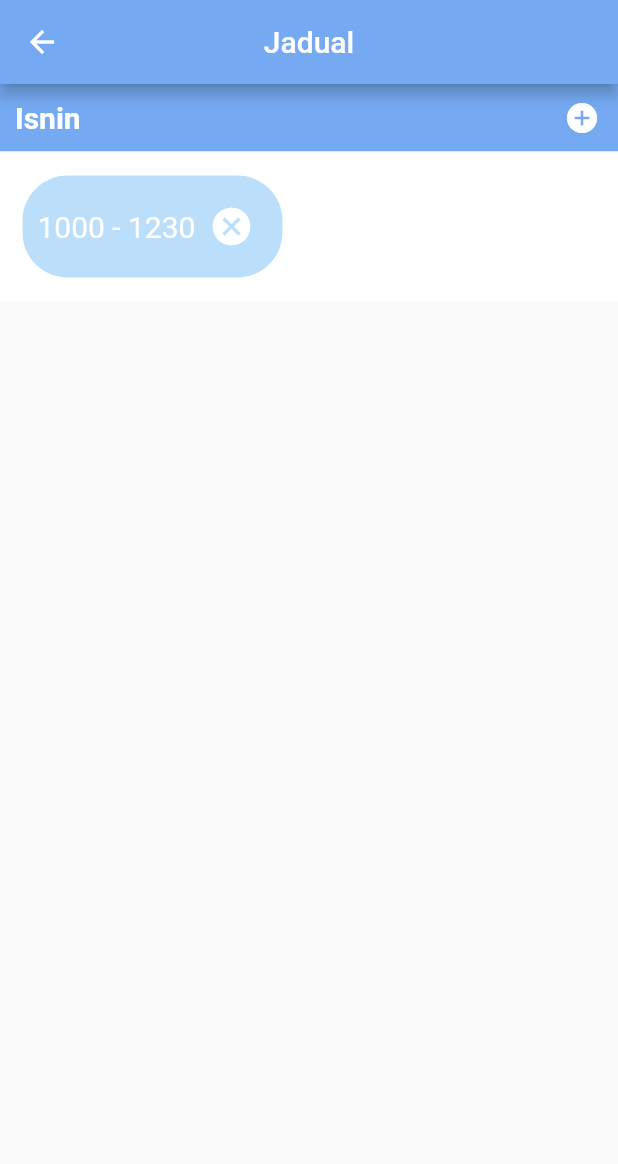
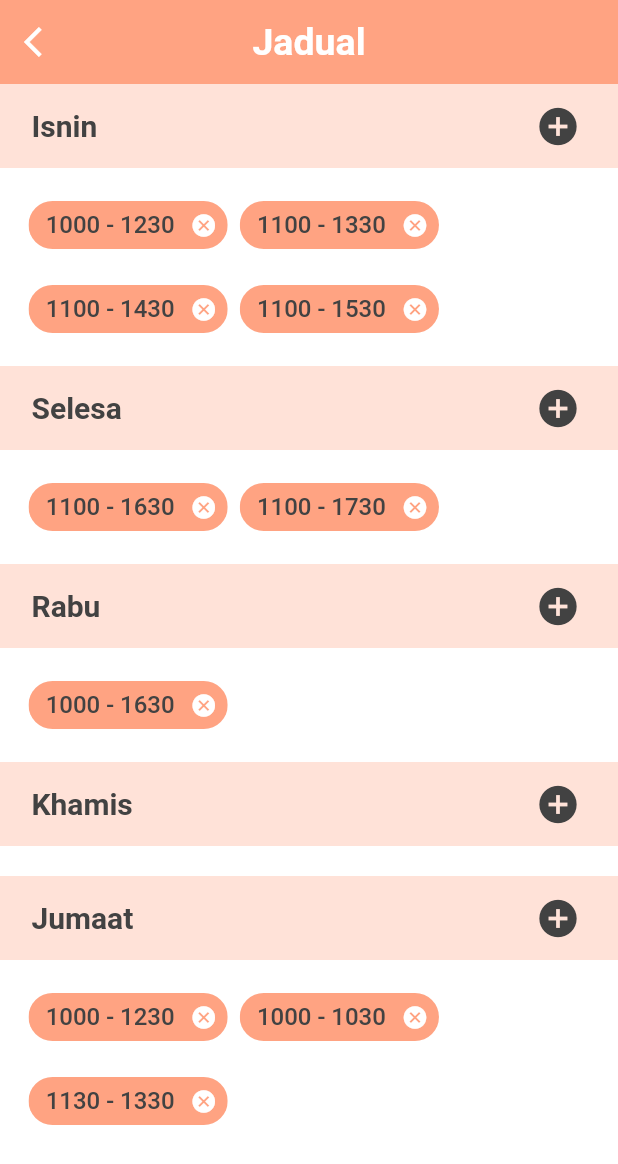
Before and after one commit to Hunzisong/DITE, a Flutter app: the SchedulePage screen opened directly, on a phone screen of 412 x 824 dp. Shown: the top 1164 px of the screen. Run offline on Flutter 3.47's test engine with Material 2 defaults, Android fonts, the phone set to English and light mode, and no system bars; our stand-ins replace firebase_auth, modal_progress_hud, permission_handler; missing offline and left inert: agora_rtc_engine; accounts and stored records are empty.

Commit message:
Added delete time slot feature for schedule page

```diff
--- a/lib/home/schedule.dart
+++ b/lib/home/schedule.dart
@@ -1,4 +1,5 @@
 import 'package:flutter/material.dart';
+import 'package:heard/schedule/schedule_page.dart';
 
 class Schedule extends StatefulWidget {
   @override
@@ -8,6 +9,6 @@ class Schedule extends StatefulWidget {
 class _ScheduleState extends State<Schedule> {
   @override
   Widget build(BuildContext context) {
-    return Text("This page for schedule");
+    return SchedulePage();
   }
 }
--- a/lib/schedule/schedule_page.dart
+++ b/lib/schedule/schedule_page.dart
@@ -1,11 +1,5 @@
-import 'package:flutter/foundation.dart';
 import 'package:flutter/material.dart';
 import 'package:heard/constants.dart';
-import 'package:heard/widgets/widgets.dart';
-
-import '../constants.dart';
-import '../constants.dart';
-import '../constants.dart';
 
 class SchedulePage extends StatefulWidget {
   @override
@@ -15,88 +9,165 @@ class SchedulePage extends StatefulWidget {
 class _SchedulePageState extends State<SchedulePage> {
   @override
   Widget build(BuildContext context) {
-    return Scaffold(
+    return SafeArea(
+      child: Scaffold(
         appBar: AppBar(
-        title: Text(
-            "Jadual",
+          backgroundColor: Colours.orange,
+          leading: IconButton(
+            icon: Icon(Icons.arrow_back_ios, color: Colours.white),
+            onPressed: () {
+              Navigator.pop(context);
+            },
+          ),
+          title: Text('Jadual',
             style: TextStyle(
-            fontSize: FontSizes.title,
-          ),
+                fontSize: FontSizes.mainTitle,
+                fontWeight: FontWeight.bold,
+                color: Colours.white),
           ),
           centerTitle: true,
-        backgroundColor:Colours.blue,
+          elevation: 0.0,
         ),
+        backgroundColor: Colours.white,
         body: ListView(
           children: <Widget>[
             Column(
             crossAxisAlignment:CrossAxisAlignment.stretch,
             children: <Widget>[
-            Container(
-              color: Colours.blue,
-              height: Dimensions.d_45,
-              child: Row(
-                mainAxisAlignment:MainAxisAlignment.spaceBetween ,
+              ScheduleSlot(title: 'Isnin', timeSlots: [
+                '1000 - 1230',
+                '1100 - 1330',
+                '1100 - 1430',
+                '1100 - 1530',
+              ],),
+              ScheduleSlot(title: 'Selesa', timeSlots: [
+                '1100 - 1630',
+                '1100 - 1730',
+              ],),
+              ScheduleSlot(title: 'Rabu', timeSlots: [
+                '1000 - 1630',
+              ],),
+              ScheduleSlot(title: 'Khamis'),
+              ScheduleSlot(title: 'Jumaat', timeSlots: [
+                '1000 - 1230',
+                '1000 - 1030',
+                '1130 - 1330',
+              ],),
+            ],
+          ),
+        ]
+        ),
+      ),
+    );
+  }
+}
+
+class ScheduleSlot extends StatelessWidget {
+  final String title;
+  final List<String> timeSlots;
+
+  ScheduleSlot({this.title, this.timeSlots = const []});
+
+  @override
+  Widget build(BuildContext context) {
+    return Column(
+      crossAxisAlignment: CrossAxisAlignment.stretch,
       children: <Widget>[
-                  Text(
-                    '  Isnin',
+        Card(
+          color: Colours.lightOrange,
+          shape: ContinuousRectangleBorder(
+            borderRadius: BorderRadius.zero,
+          ) ,
+          borderOnForeground: true,
+          elevation: 0,
+          margin: EdgeInsets.fromLTRB(0,0,0,0),
+          child: ListTile(
+            title: Padding(
+              padding: Paddings.horizontal_5,
+              child: Text(
+                      title,
                       style: TextStyle(
                         fontSize: FontSizes.title,
                         fontWeight: FontWeight.bold,
-                      color: Colours.white,
+                        color: Colours.darkGrey,
                       ),
                     ),
-                  IconButton(
+            ),
+            trailing: IconButton(
                     icon: Icon(
                       Icons.add_circle,
-                        color: Colours.white,
-                      ),
-                      onPressed: (){}
-                  ),
-                ],
-              ),
-            ),
-            Container(
-              color: Colours.white,
-              height: Dimensions.d_100,
-              child: Row(
-                children: <Widget>[
-                  Container(
-                    child:Row(
-                      mainAxisAlignment:MainAxisAlignment.spaceBetween ,
-                      children: <Widget>[
-                        Text(
-                          "1000 - 1230",
-                          style: TextStyle(
-                            fontSize: FontSizes.buttonText,
-                            color: Colours.white,
-                          ),
-                        ),
-                        IconButton(
-                            icon: Icon(
-                              Icons.cancel,
-                              color: Colours.white,
+                      color: Colours.darkGrey,
                       size: Dimensions.d_30,
                     ),
                     onPressed: (){}
                 ),
-                      ],
-                    ),
-                    decoration: BoxDecoration(
-                      color:Colours.lightBlue,
-                      borderRadius: BorderRadius.all(
-                        Radius.circular(30.0)
           ),
         ),
-                    margin: EdgeInsets.all(15.0),
-                    padding: EdgeInsets.all(10.0),
+        Padding(
+          padding: EdgeInsets.symmetric(horizontal: Dimensions.d_15, vertical: Dimensions.d_10),
+          child: TimeSlots(timeSlots: timeSlots,),
         ),
       ],
+    );
+  }
+}
+
+
+class TimeSlotList extends StatefulWidget {
+  final List<String> timeSlots;
+
+  TimeSlotList({this.timeSlots});
+
+  @override
+  State createState() => TimeSlotListState();
+}
+
+class TimeSlotListState extends State<TimeSlotList> {
+  Iterable<Widget> get timeSlotWidgets sync* {
+    for (final String timeSlot in widget.timeSlots) {
+      yield Padding(
+        padding: const EdgeInsets.all(4.0),
+        child: Chip(
+          deleteIconColor: Colours.white,
+          backgroundColor: Colours.orange,
+          label: Text(timeSlot),
+          labelStyle: TextStyle(
+            fontSize: FontSizes.normal,
+            fontWeight: FontWeight.w500,
+            color: Colours.darkGrey
           ),
-            ),
-          ],
-        ),
-      ]
+          onDeleted: () {
+            setState(() {
+              widget.timeSlots.removeWhere((String entry) {
+                return entry == timeSlot;
+              });
+            });
+          },
         ),
       );
     }
   }
+
+  @override
+  Widget build(BuildContext context) {
+    return Wrap(
+      children: timeSlotWidgets.toList(),
+    );
+  }
+}
+
+class TimeSlots extends StatefulWidget {
+  final List<String> timeSlots;
+
+  TimeSlots({this.timeSlots});
+
+  @override
+  _TimeSlotsState createState() => _TimeSlotsState();
+}
+
+class _TimeSlotsState extends State<TimeSlots> {
+  @override
+  Widget build(BuildContext context) {
+    return TimeSlotList(timeSlots: widget.timeSlots,);
+  }
+}
```
Lines whose indentation alone changed are shown as unchanged.
